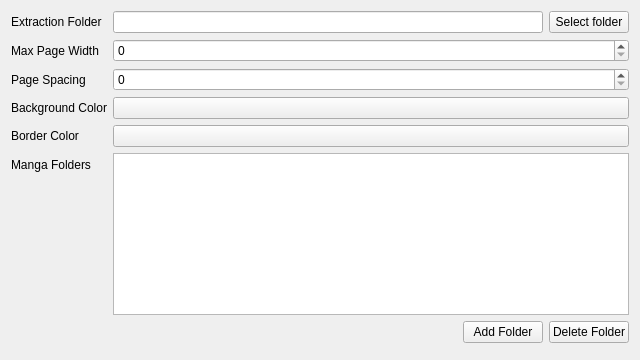
Above: settings.ui from g-fb/mangareader before the change. Below: the same form after it.
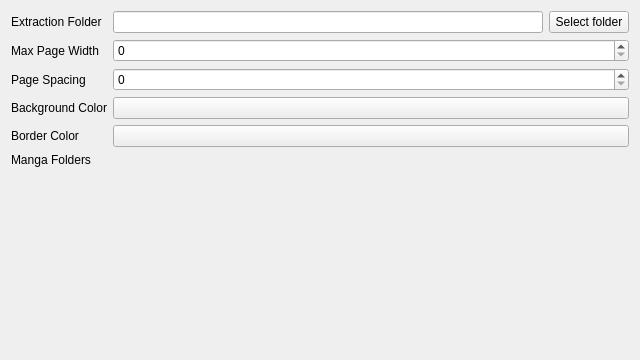
That is the form after the change. Custom widgets are drawn as their Qt base class.

Commit message: - use KEditListWidget for manga folders setting   instead of using multiple widgets to achieve the same

What changed in the file:
```diff
--- a/settings.ui
+++ b/settings.ui
@@ -101,42 +101,7 @@
       </widget>
      </item>
      <item row="8" column="1">
-      <layout class="QVBoxLayout" name="verticalLayout_2">
-       <item>
-        <widget class="QListWidget" name="mangaFolders"/>
-       </item>
-       <item>
-        <layout class="QHBoxLayout" name="horizontalLayout_2">
-         <item>
-          <spacer name="horizontalSpacer">
-           <property name="orientation">
-            <enum>Qt::Horizontal</enum>
-           </property>
-           <property name="sizeHint" stdset="0">
-            <size>
-             <width>40</width>
-             <height>20</height>
-            </size>
-           </property>
-          </spacer>
-         </item>
-         <item>
-          <widget class="QPushButton" name="addMangaFolder">
-           <property name="text">
-            <string>Add Folder</string>
-           </property>
-          </widget>
-         </item>
-         <item>
-          <widget class="QPushButton" name="deleteMangaFolder">
-           <property name="text">
-            <string>Delete Folder</string>
-           </property>
-          </widget>
-         </item>
-        </layout>
-       </item>
-      </layout>
+      <widget class="KEditListWidget" name="kcfg_MangaFolders"/>
      </item>
     </layout>
    </item>
@@ -147,15 +112,20 @@
  </widget>
  <customwidgets>
   <customwidget>
-   <class>KColorButton</class>
-   <extends>QPushButton</extends>
-   <header>kcolorbutton.h</header>
+   <class>KEditListWidget</class>
+   <extends>QWidget</extends>
+   <header>keditlistwidget.h</header>
   </customwidget>
   <customwidget>
    <class>KSeparator</class>
    <extends>QFrame</extends>
    <header>kseparator.h</header>
   </customwidget>
+  <customwidget>
+   <class>KColorButton</class>
+   <extends>QPushButton</extends>
+   <header>kcolorbutton.h</header>
+  </customwidget>
  </customwidgets>
  <resources/>
  <connections/>
```
The commit also changes 5 other files.
